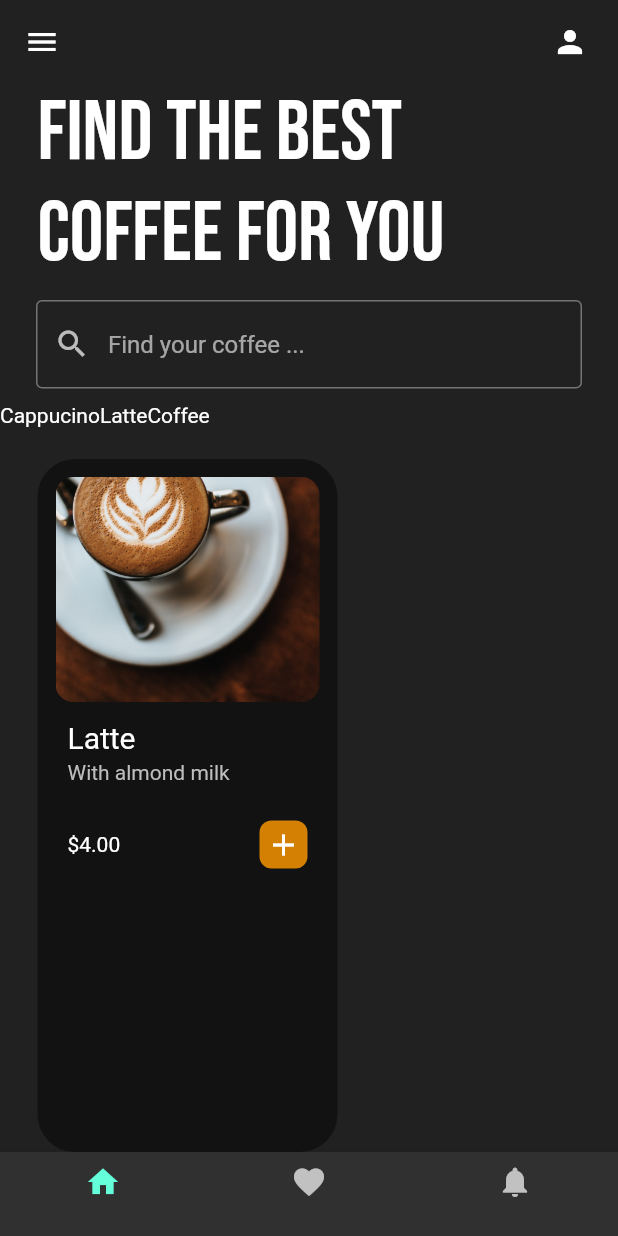
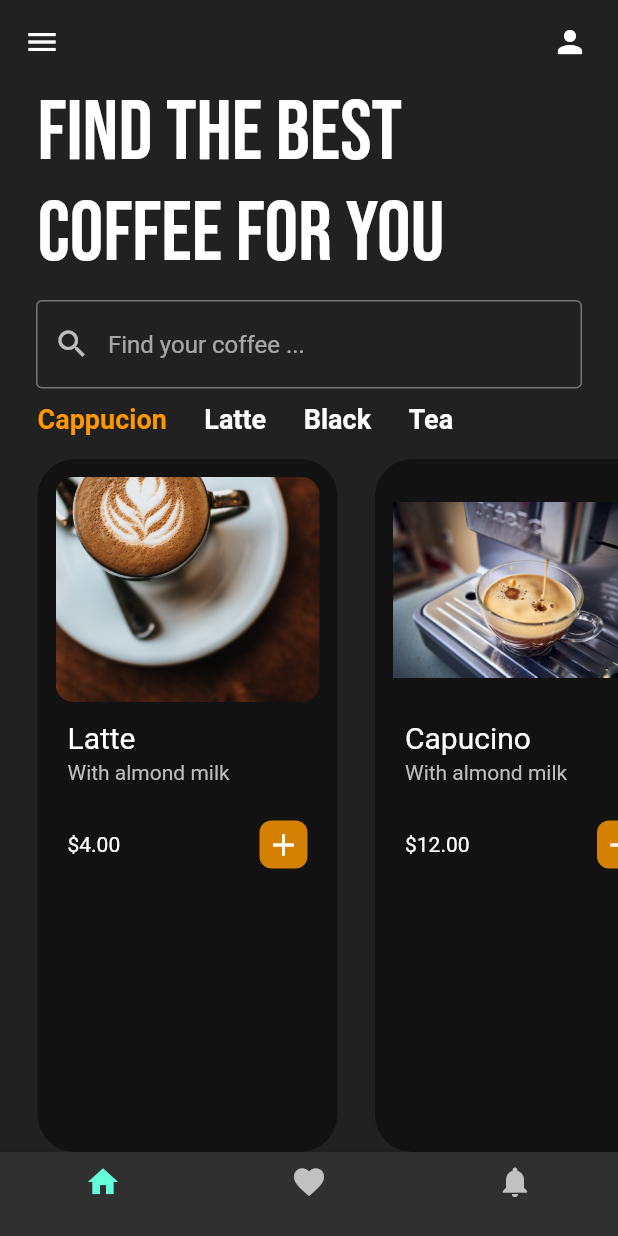
Before and after one commit to DihiaMezghiche/Coffee-app-ui, a Flutter app: the screen it shows after launch, on a phone screen of 412 x 824 dp. Run offline on Flutter 3.47's test engine with Material 2 defaults, Android fonts, the phone set to English and light mode, and no system bars; our stand-ins replace google_fonts.

Commit message:
final commit

```diff
--- a/lib/Pages/home_page.dart
+++ b/lib/Pages/home_page.dart
@@ -1,6 +1,7 @@
 // ignore_for_file: prefer_const_literals_to_create_immutables, prefer_const_constructors
 
 import 'package:coffeeappui/Util/coffee_tile.dart';
+import 'package:coffeeappui/Util/coffee_type.dart';
 import 'package:flutter/material.dart';
 import 'package:google_fonts/google_fonts.dart';
 
@@ -11,6 +12,24 @@ class HomePage extends StatefulWidget {
 }
 
 class _HomePageState extends State<HomePage> {
+  final List coffeeType = [
+    //['coffee type',isSelected]
+    ['Cappucion',true],
+    ['Latte',false],
+    ['Black',false],
+    ['Tea',false],
+  ];
+
+  void coffeeTypeSelected(int index)
+  {
+    setState(() {
+      for (int i=0; i<coffeeType.length;i++)
+      {
+        coffeeType[i][1]= false;
+      }
+      coffeeType[index][1]=true;
+    });
+  }
   @override
   Widget build(BuildContext context) {
     return Scaffold(
@@ -74,19 +93,44 @@ class _HomePageState extends State<HomePage> {
         //Horizontal listview of coffee types
         Container(
           height: 37,
+
+          child: ListView.builder(
+            scrollDirection: Axis.horizontal,
+            itemCount: coffeeType.length ,
+            itemBuilder: (context, index) {
+            return CoffeeType(
+              coffeeType: coffeeType[index][0],
+              isSelected: coffeeType[index][1],
+              onTap:(){
+                coffeeTypeSelected(index);
+              },
+            );
+          })
+        ),
+
+        //Horizontal listview of coffee tiles
+        Expanded(
           child: ListView(
             scrollDirection: Axis.horizontal,
             children: [
-              Text('Cappucino'),
-              Text('Latte'),
-              Text('Coffee')
-            ],
-          ) ,
-        ),
-
-        //Horizontal listview of coffee tiles
-        CoffeeTile()
-      ]),
+              CoffeeTile(
+                coffeeImagePath: 'lib/images/latte.jpg',
+                coffeeName: 'Latte',
+                coffeePrice: '4.00',
+              ),
+              CoffeeTile(
+                coffeeImagePath: 'lib/images/capucino.jpg',
+                coffeeName: 'Capucino',
+                coffeePrice: '12.00',
+              ),
+              CoffeeTile(
+                coffeeImagePath: 'lib/images/coffee.jpg',
+                coffeeName: 'Black',
+                coffeePrice: '9.00',
+              ),]
+          ),
+          ),
+        ]),
     );
   }
 }
--- a/lib/Util/coffee_tile.dart
+++ b/lib/Util/coffee_tile.dart
@@ -3,15 +3,22 @@
 import 'package:flutter/material.dart';
 
 class CoffeeTile extends StatelessWidget {
-  const CoffeeTile({ Key? key }) : super(key: key);
+  final String coffeeImagePath;
+  final String coffeeName;
+  final String coffeePrice;
+
+  CoffeeTile(
+    {
+      required this.coffeeImagePath,
+      required this.coffeeName,
+      required this.coffeePrice
+
+    }
+  )  ;
 
   @override
   Widget build(BuildContext context) {
-    return Expanded(
-          child: ListView(
-            scrollDirection: Axis.horizontal,
-            children: [
-              Padding(
+    return Padding(
                 padding: const EdgeInsets.only(left: 25.0),
                 child: Container(
                   padding: const EdgeInsets.all(12),
@@ -28,7 +35,7 @@ class CoffeeTile extends StatelessWidget {
                     ClipRRect(
                       borderRadius: BorderRadius.circular(12),
                       child:  Image.asset(
-                        'lib/images/latte.jpg',
+                        coffeeImagePath,
                          height: 150,
                          width: 200,
                          fit: BoxFit.fitWidth,
@@ -43,7 +50,7 @@ class CoffeeTile extends StatelessWidget {
                         crossAxisAlignment: CrossAxisAlignment.start,
                         children: [
                             Text(
-                          "Latte",
+                          coffeeName,
                           style: TextStyle(fontSize: 20),
                         ),
                         SizedBox(height: 4),
@@ -62,7 +69,7 @@ class CoffeeTile extends StatelessWidget {
                       child: Row(
                         mainAxisAlignment: MainAxisAlignment.spaceBetween,
                         children: [
-                          Text('\$4.00'),
+                          Text('\$'+ coffeePrice),
                           Container(
                             padding: EdgeInsets.all(4),
                             decoration: BoxDecoration(
@@ -74,9 +81,6 @@ class CoffeeTile extends StatelessWidget {
                     )
                   ]),
                 ),
-              ),
-            ],
-          )
-        );
-  }
+              );
+              }
 }
--- /dev/null
+++ b/lib/Util/coffee_type.dart
@@ -0,0 +1,31 @@
+import 'package:flutter/material.dart';
+
+class CoffeeType extends StatelessWidget {
+  final String coffeeType;
+  final bool isSelected;
+  final VoidCallback onTap;
+  CoffeeType({
+    required this.coffeeType,
+    required this.isSelected,
+    required this.onTap,
+  });
+
+
+  @override
+  Widget build(BuildContext context) {
+    return  GestureDetector(
+      onTap: onTap,
+      child: Padding(
+        padding: const EdgeInsets.only(left:25.0),
+        child: Text(
+          coffeeType,
+          style: TextStyle(
+            fontSize: 18,
+            fontWeight: FontWeight.bold,
+            color: isSelected ? Colors.orange : Colors.white
+          )
+          ),
+      ),
+    );
+  }
+}
```
